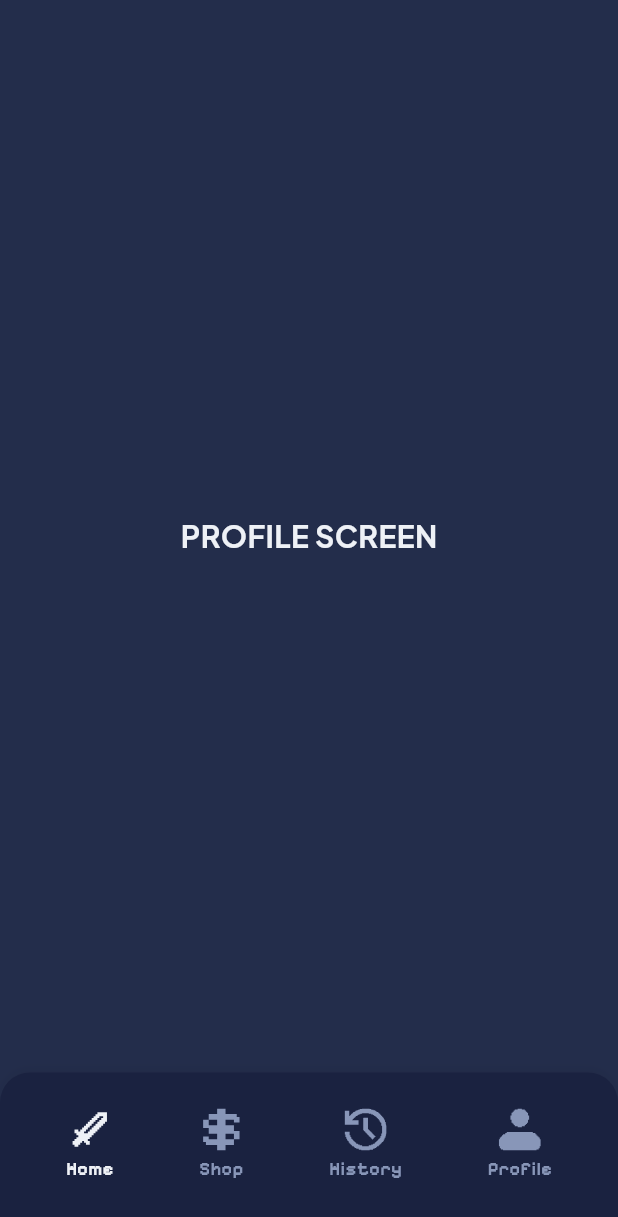
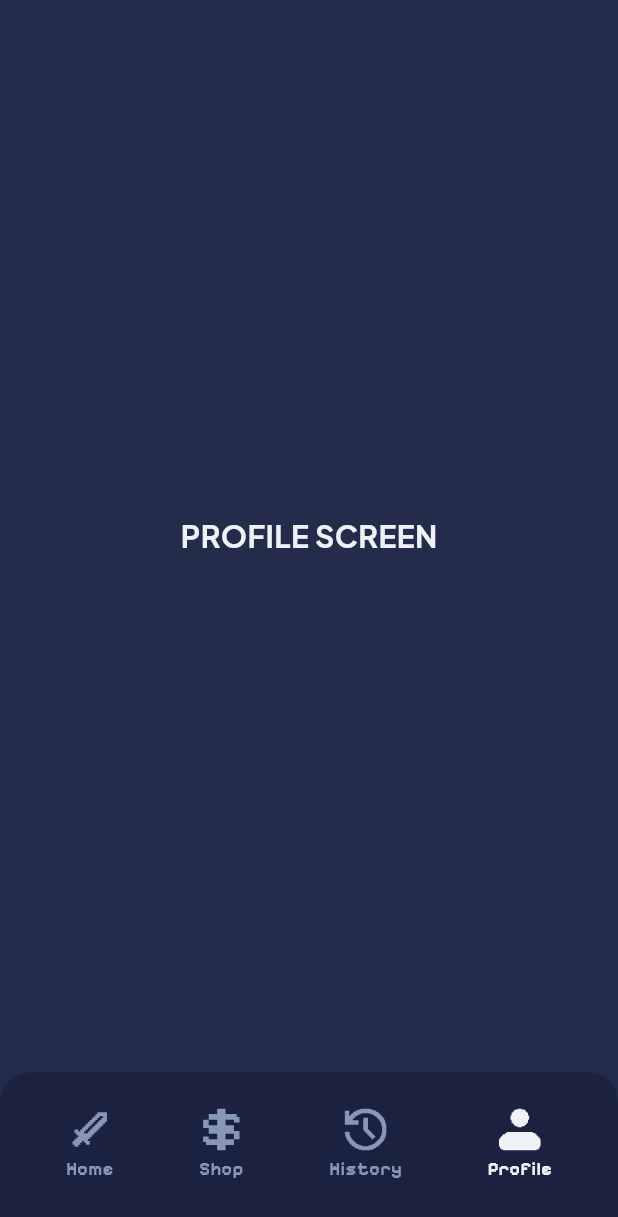
Before and after one commit to RafasyaSubhan/garrison, a Flutter app: the ProfilePage screen opened directly, on a phone screen of 412 x 824 dp. Shown: the top 1217 px of the screen. Run offline on Flutter 3.47's test engine with Material 3 defaults, Android fonts, the light colour scheme and no system bars; our stand-ins replace flutter_svg.

Commit message:
feat: implement page navigation logic in Navbar

```diff
--- a/lib/widgets/navbar.dart
+++ b/lib/widgets/navbar.dart
@@ -5,15 +5,18 @@ import '../constants/app_colors.dart';
 import '../constants/app_assets.dart';
 import '../constants/app_text_styles.dart';
 
-class Navbar extends StatefulWidget {
-  const Navbar({super.key});
+import '../pages/home_page.dart';
+import '../pages/shop_page.dart';
+import '../pages/history_page.dart';
+import '../pages/profile_page.dart';
 
-  @override
-  State<Navbar> createState() => _NavbarState();
-}
+class Navbar extends StatelessWidget {
+  final int currentIndex;
 
-class _NavbarState extends State<Navbar> {
-  int selectedIndex = 0;
+  const Navbar({
+    super.key,
+    required this.currentIndex,
+  });
 
   @override
   Widget build(BuildContext context) {
@@ -31,7 +34,7 @@ class _NavbarState extends State<Navbar> {
         ),
         boxShadow: [
           BoxShadow(
-            color: Colors.black.withOpacity(0.05),
+            color: Colors.black.withValues(alpha: 0.05),
             blurRadius: 4,
             offset: const Offset(0, -2),
           ),
@@ -40,37 +43,22 @@ class _NavbarState extends State<Navbar> {
       child: Row(
         mainAxisAlignment: MainAxisAlignment.spaceBetween,
         children: [
-          _buildNavItem(
-            iconPath: AppAssets.home,
-            label: 'Home',
-            index: 0,
-          ),
-          _buildNavItem(
-            iconPath: AppAssets.shop,
-            label: 'Shop',
-            index: 1,
-          ),
-          _buildNavItem(
-            iconPath: AppAssets.history,
-            label: 'History',
-            index: 2,
-          ),
-          _buildNavItem(
-            iconPath: AppAssets.profile,
-            label: 'Profile',
-            index: 3,
-          ),
+          _buildNavItem(context, iconPath: AppAssets.home, label: 'Home', index: 0),
+          _buildNavItem(context, iconPath: AppAssets.shop, label: 'Shop', index: 1),
+          _buildNavItem(context, iconPath: AppAssets.history, label: 'History', index: 2),
+          _buildNavItem(context, iconPath: AppAssets.profile, label: 'Profile', index: 3),
         ],
       ),
     );
   }
 
-  Widget _buildNavItem({
-    required String iconPath,
-    required String label,
-    required int index,
-  }) {
-    final bool isActive = selectedIndex == index;
+  Widget _buildNavItem(
+      BuildContext context, {
+        required String iconPath,
+        required String label,
+        required int index,
+      }) {
+    final bool isActive = currentIndex == index;
 
     final Color currentColor =
     isActive ? AppColors.textPrimary : AppColors.textSecondary;
@@ -78,9 +66,33 @@ class _NavbarState extends State<Navbar> {
     return GestureDetector(
       behavior: HitTestBehavior.opaque,
       onTap: () {
-        setState(() {
-          selectedIndex = index;
-        });
+        if (isActive) return;
+
+        Widget targetPage;
+        switch (index) {
+          case 1:
+            targetPage = const ShopPage();
+            break;
+          case 2:
+            targetPage = const HistoryPage();
+            break;
+          case 3:
+            targetPage = const ProfilePage();
+            break;
+          case 0:
+          default:
+            targetPage = const HomePage();
+            break;
+        }
+
+        Navigator.pushReplacement(
+          context,
+          PageRouteBuilder(
+            pageBuilder: (context, animation1, animation2) => targetPage,
+            transitionDuration: Duration.zero,
+            reverseTransitionDuration: Duration.zero,
+          ),
+        );
       },
       child: Column(
         mainAxisSize: MainAxisSize.min,
```
